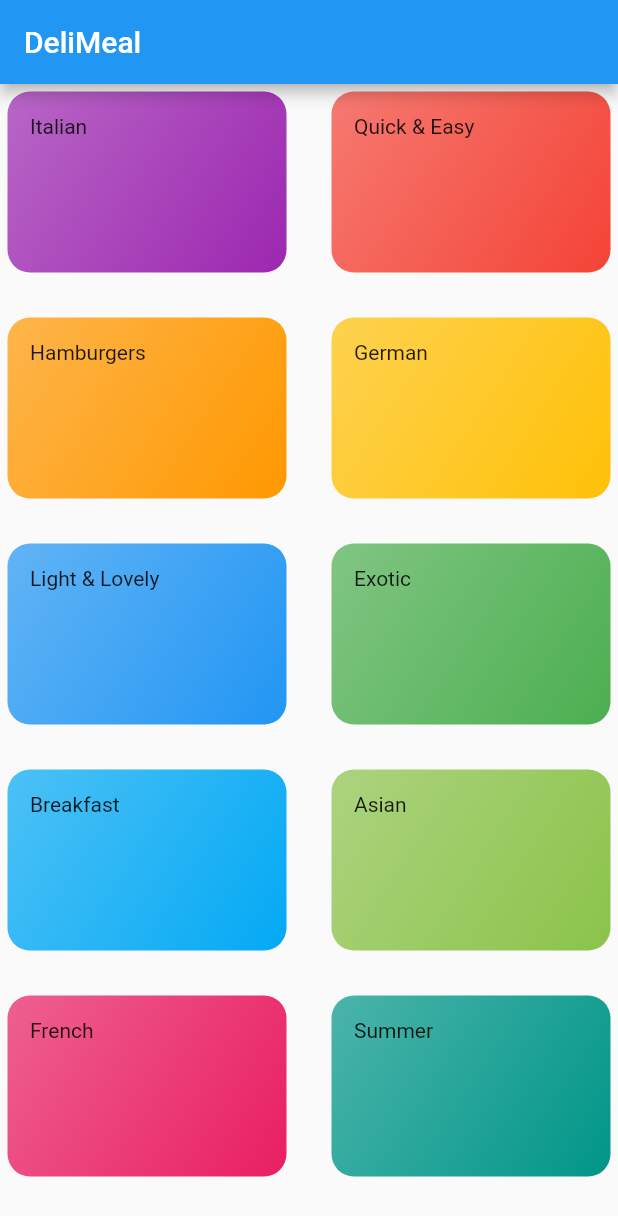
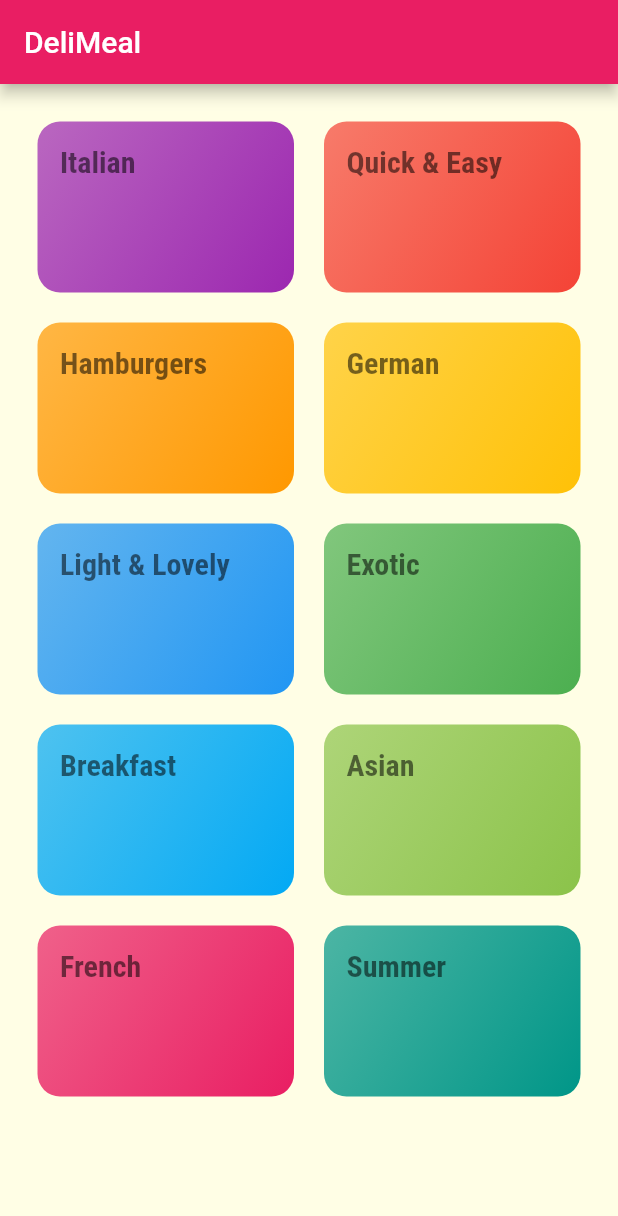
Before and after one commit to joepasss/flutter_study, a Flutter app: the screen it shows after launch, on a phone screen of 412 x 824 dp. Shown: the top 1216 px of the screen. Run offline on Flutter 3.47's test engine with Material 2 defaults, Android fonts, the phone set to English and light mode, and no system bars.

Commit message:
Add Global style and font(assets/fonts)

```diff
--- a/meals_app/lib/categories_screen.dart
+++ b/meals_app/lib/categories_screen.dart
@@ -13,6 +13,7 @@ class CategoriesScreen extends StatelessWidget {
         title: const Text('DeliMeal'),
       ),
       body: GridView(
+        padding: const EdgeInsets.all(25.0),
         gridDelegate: const SliverGridDelegateWithMaxCrossAxisExtent(
           maxCrossAxisExtent: 200,
           childAspectRatio: 3 / 2,
--- a/meals_app/lib/category_item.dart
+++ b/meals_app/lib/category_item.dart
@@ -13,10 +13,6 @@ class CategoryItem extends StatelessWidget {
   @override
   Widget build(BuildContext context) {
     return Container(
-      margin: const EdgeInsets.symmetric(
-        horizontal: 5,
-        vertical: 5,
-      ),
       padding: const EdgeInsets.all(15),
       decoration: BoxDecoration(
         gradient: LinearGradient(
@@ -29,7 +25,10 @@ class CategoryItem extends StatelessWidget {
         ),
         borderRadius: BorderRadius.circular(15),
       ),
-      child: Text(title),
+      child: Text(
+        title,
+        style: Theme.of(context).textTheme.headline1,
+      ),
     );
   }
 }
--- a/meals_app/lib/main.dart
+++ b/meals_app/lib/main.dart
@@ -13,7 +13,25 @@ class MyApp extends StatelessWidget {
       title: 'Meals_App',
       debugShowCheckedModeBanner: false,
       theme: ThemeData(
-        primarySwatch: Colors.blue,
+        colorScheme: ColorScheme.fromSwatch(
+          primarySwatch: Colors.pink,
+          accentColor: Colors.amber,
+        ),
+        canvasColor: const Color.fromRGBO(255, 254, 229, 1),
+        fontFamily: 'Raleway',
+        textTheme: ThemeData.light().textTheme.copyWith(
+              bodyText1: const TextStyle(
+                color: Color.fromRGBO(20, 51, 51, 1),
+              ),
+              bodyText2: const TextStyle(
+                color: Color.fromRGBO(20, 51, 51, 1),
+              ),
+              headline1: const TextStyle(
+                fontSize: 20,
+                fontFamily: 'RobotoCondensed',
+                fontWeight: FontWeight.bold,
+              ),
+            ),
       ),
       home: const CategoriesScreen(),
     );
```
Also changed, not shown: meals_app/pubspec.yaml (+19 -68 lines), meals_app/assets/fonts/Raleway-Black.ttf (added), meals_app/assets/fonts/Raleway-Bold.ttf (added), meals_app/assets/fonts/Raleway-Regular.ttf (added), meals_app/assets/fonts/RobotoCondensed-Bold.ttf (added), meals_app/assets/fonts/RobotoCondensed-Italic.ttf (added), meals_app/assets/fonts/RobotoCondensed-Light.ttf (added), meals_app/assets/fonts/RobotoCondensed-Regular.ttf (added).
